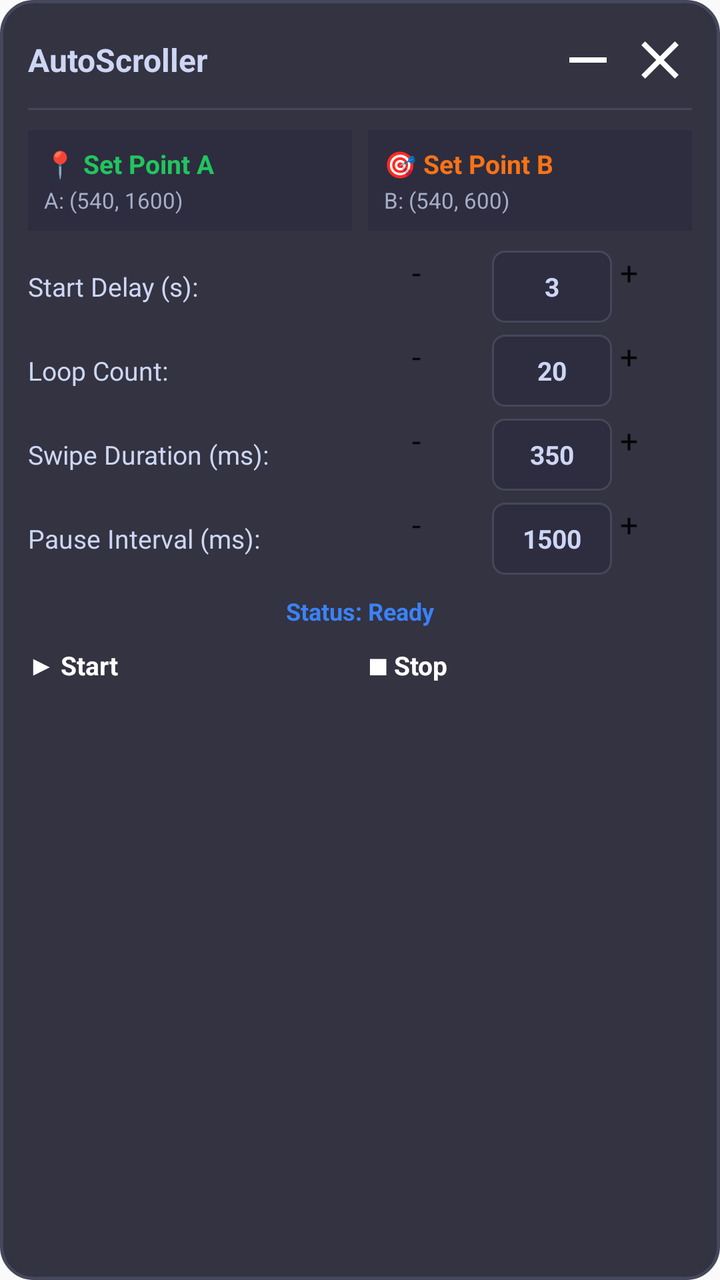
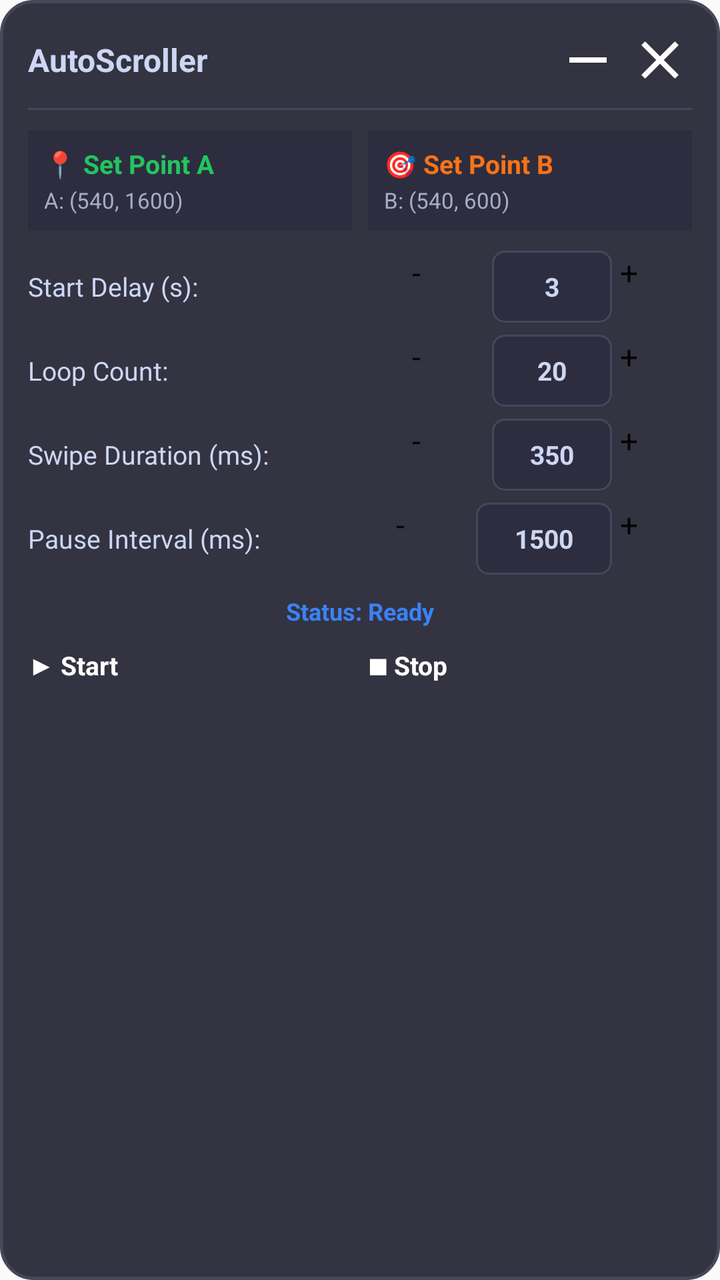

Screens rendered from an Android XML layout before and after an edit, with the pre-edit source and the edit as a unified diff.
<!-- AndroidManifest.xml: application theme Theme.AutoScroller -->
<!-- res/layout/overlay_panel_expanded.xml -->
<?xml version="1.0" encoding="utf-8"?>
<LinearLayout xmlns:android="http://schemas.android.com/apk/res/android"
    android:id="@+id/expanded_root"
    android:layout_width="320dp"
    android:layout_height="wrap_content"
    android:background="@drawable/bg_overlay_card"
    android:elevation="12dp"
    android:orientation="vertical"
    android:padding="14dp">

    
    <LinearLayout
        android:id="@+id/header_drag_bar"
        android:layout_width="match_parent"
        android:layout_height="wrap_content"
        android:gravity="center_vertical"
        android:orientation="horizontal"
        android:paddingBottom="8dp">

        <TextView
            android:layout_width="0dp"
            android:layout_height="wrap_content"
            android:layout_weight="1"
            android:text="AutoScroller"
            android:textColor="@color/text_primary"
            android:textSize="16sp"
            android:textStyle="bold" />

        <ImageButton
            android:id="@+id/btn_minimize"
            android:layout_width="32dp"
            android:layout_height="32dp"
            android:background="?android:attr/selectableItemBackgroundBorderless"
            android:contentDescription="@string/btn_minimize"
            android:src="@drawable/ic_minimize" />

        <ImageButton
            android:id="@+id/btn_close"
            android:layout_width="32dp"
            android:layout_height="32dp"
            android:layout_marginStart="4dp"
            android:background="?android:attr/selectableItemBackgroundBorderless"
            android:contentDescription="@string/btn_close"
            android:src="@drawable/ic_close" />
    </LinearLayout>

    <View
        android:layout_width="match_parent"
        android:layout_height="1dp"
        android:background="@color/overlay_border" />

    
    <LinearLayout
        android:layout_width="match_parent"
        android:layout_height="wrap_content"
        android:layout_marginTop="10dp"
        android:orientation="horizontal">

        <LinearLayout
            android:id="@+id/btn_toggle_pin_a"
            android:layout_width="0dp"
            android:layout_height="wrap_content"
            android:layout_marginEnd="4dp"
            android:layout_weight="1"
            android:background="@color/overlay_surface"
            android:clickable="true"
            android:focusable="true"
            android:orientation="vertical"
            android:padding="8dp">

            <TextView
                android:layout_width="wrap_content"
                android:layout_height="wrap_content"
                android:text="📍 Set Point A"
                android:textColor="@color/pin_a_color"
                android:textSize="13sp"
                android:textStyle="bold" />

            <TextView
                android:id="@+id/tv_coord_a"
                android:layout_width="wrap_content"
                android:layout_height="wrap_content"
                android:layout_marginTop="2dp"
                android:text="A: (540, 1600)"
                android:textColor="@color/text_secondary"
                android:textSize="11sp" />
        </LinearLayout>

        <LinearLayout
            android:id="@+id/btn_toggle_pin_b"
            android:layout_width="0dp"
            android:layout_height="wrap_content"
            android:layout_marginStart="4dp"
            android:layout_weight="1"
            android:background="@color/overlay_surface"
            android:clickable="true"
            android:focusable="true"
            android:orientation="vertical"
            android:padding="8dp">

            <TextView
                android:layout_width="wrap_content"
                android:layout_height="wrap_content"
                android:text="🎯 Set Point B"
                android:textColor="@color/pin_b_color"
                android:textSize="13sp"
                android:textStyle="bold" />

            <TextView
                android:id="@+id/tv_coord_b"
                android:layout_width="wrap_content"
                android:layout_height="wrap_content"
                android:layout_marginTop="2dp"
                android:text="B: (540, 600)"
                android:textColor="@color/text_secondary"
                android:textSize="11sp" />
        </LinearLayout>
    </LinearLayout>

    
    <LinearLayout
        android:layout_width="match_parent"
        android:layout_height="wrap_content"
        android:layout_marginTop="10dp"
        android:gravity="center_vertical"
        android:orientation="horizontal">

        <TextView
            android:layout_width="0dp"
            android:layout_height="wrap_content"
            android:layout_weight="1"
            android:text="Start Delay (s):"
            android:textColor="@color/text_primary"
            android:textSize="13sp" />

        <Button
            android:id="@+id/btn_delay_minus"
            android:layout_width="36dp"
            android:layout_height="36dp"
            android:padding="0dp"
            android:text="-"
            android:textSize="16sp" />

        <EditText
            android:id="@+id/et_delay_val"
            android:layout_width="60dp"
            android:layout_height="36dp"
            android:layout_marginStart="4dp"
            android:layout_marginEnd="4dp"
            android:background="@drawable/bg_input_field"
            android:gravity="center"
            android:inputType="number"
            android:imeOptions="actionDone"
            android:selectAllOnFocus="true"
            android:text="3"
            android:textColor="@color/text_primary"
            android:textSize="13sp"
            android:textStyle="bold"
            android:maxLength="3" />

        <Button
            android:id="@+id/btn_delay_plus"
            android:layout_width="36dp"
            android:layout_height="36dp"
            android:padding="0dp"
            android:text="+"
            android:textSize="16sp" />
    </LinearLayout>

    
    <LinearLayout
        android:layout_width="match_parent"
        android:layout_height="wrap_content"
        android:layout_marginTop="6dp"
        android:gravity="center_vertical"
        android:orientation="horizontal">

        <TextView
            android:layout_width="0dp"
            android:layout_height="wrap_content"
            android:layout_weight="1"
            android:text="Loop Count:"
            android:textColor="@color/text_primary"
            android:textSize="13sp" />

        <Button
            android:id="@+id/btn_loops_minus"
            android:layout_width="36dp"
            android:layout_height="36dp"
            android:padding="0dp"
            android:text="-"
            android:textSize="16sp" />

        <EditText
            android:id="@+id/et_loops_val"
            android:layout_width="60dp"
            android:layout_height="36dp"
            android:layout_marginStart="4dp"
            android:layout_marginEnd="4dp"
            android:background="@drawable/bg_input_field"
            android:gravity="center"
            android:inputType="number"
            android:imeOptions="actionDone"
            android:selectAllOnFocus="true"
            android:text="20"
            android:textColor="@color/text_primary"
            android:textSize="13sp"
            android:textStyle="bold"
            android:maxLength="4" />

        <Button
            android:id="@+id/btn_loops_plus"
            android:layout_width="36dp"
            android:layout_height="36dp"
            android:padding="0dp"
            android:text="+"
            android:textSize="16sp" />
    </LinearLayout>

    
    <LinearLayout
        android:layout_width="match_parent"
        android:layout_height="wrap_content"
        android:layout_marginTop="6dp"
        android:gravity="center_vertical"
        android:orientation="horizontal">

        <TextView
            android:layout_width="0dp"
            android:layout_height="wrap_content"
            android:layout_weight="1"
            android:text="Swipe Duration (ms):"
            android:textColor="@color/text_primary"
            android:textSize="13sp" />

        <Button
            android:id="@+id/btn_duration_minus"
            android:layout_width="36dp"
            android:layout_height="36dp"
            android:padding="0dp"
            android:text="-"
            android:textSize="16sp" />

        <EditText
            android:id="@+id/et_duration_val"
            android:layout_width="60dp"
            android:layout_height="36dp"
            android:layout_marginStart="4dp"
            android:layout_marginEnd="4dp"
            android:background="@drawable/bg_input_field"
            android:gravity="center"
            android:inputType="number"
            android:imeOptions="actionDone"
            android:selectAllOnFocus="true"
            android:text="350"
            android:textColor="@color/text_primary"
            android:textSize="13sp"
            android:textStyle="bold"
            android:maxLength="5" />

        <Button
            android:id="@+id/btn_duration_plus"
            android:layout_width="36dp"
            android:layout_height="36dp"
            android:padding="0dp"
            android:text="+"
            android:textSize="16sp" />
    </LinearLayout>

    
    <LinearLayout
        android:layout_width="match_parent"
        android:layout_height="wrap_content"
        android:layout_marginTop="6dp"
        android:gravity="center_vertical"
        android:orientation="horizontal">

        <TextView
            android:layout_width="0dp"
            android:layout_height="wrap_content"
            android:layout_weight="1"
            android:text="Pause Interval (ms):"
            android:textColor="@color/text_primary"
            android:textSize="13sp" />

        <Button
            android:id="@+id/btn_interval_minus"
            android:layout_width="36dp"
            android:layout_height="36dp"
            android:padding="0dp"
            android:text="-"
            android:textSize="16sp" />

        <EditText
            android:id="@+id/et_interval_val"
            android:layout_width="60dp"
            android:layout_height="36dp"
            android:layout_marginStart="4dp"
            android:layout_marginEnd="4dp"
            android:background="@drawable/bg_input_field"
            android:gravity="center"
            android:inputType="number"
            android:imeOptions="actionDone"
            android:selectAllOnFocus="true"
            android:text="1500"
            android:textColor="@color/text_primary"
            android:textSize="13sp"
            android:textStyle="bold"
            android:maxLength="5" />

        <Button
            android:id="@+id/btn_interval_plus"
            android:layout_width="36dp"
            android:layout_height="36dp"
            android:padding="0dp"
            android:text="+"
            android:textSize="16sp" />
    </LinearLayout>

    
    <TextView
        android:id="@+id/tv_status_message"
        android:layout_width="match_parent"
        android:layout_height="wrap_content"
        android:layout_marginTop="10dp"
        android:gravity="center"
        android:text="Status: Ready"
        android:textColor="@color/status_blue"
        android:textSize="12sp"
        android:textStyle="bold" />

    
    <LinearLayout
        android:layout_width="match_parent"
        android:layout_height="wrap_content"
        android:layout_marginTop="10dp"
        android:orientation="horizontal">

        <Button
            android:id="@+id/btn_start"
            android:layout_width="0dp"
            android:layout_height="42dp"
            android:layout_marginEnd="4dp"
            android:layout_weight="1"
            android:backgroundTint="@color/status_green"
            android:text="▶ Start"
            android:textColor="#FFFFFF"
            android:textSize="13sp"
            android:textStyle="bold" />

        <Button
            android:id="@+id/btn_stop"
            android:layout_width="0dp"
            android:layout_height="42dp"
            android:layout_marginStart="4dp"
            android:layout_weight="1"
            android:backgroundTint="@color/status_red"
            android:text="■ Stop"
            android:textColor="#FFFFFF"
            android:textSize="13sp"
            android:textStyle="bold" />
    </LinearLayout>
</LinearLayout>
<!-- resources referenced by this layout -->
<resources>
  <color name="overlay_border">#45475A</color>
  <color name="overlay_surface">#2D2D3F</color>
  <color name="pin_a_color">#22C55E</color>
  <color name="pin_b_color">#F97316</color>
  <color name="status_blue">#3B82F6</color>
  <color name="status_green">#10B981</color>
  <color name="status_red">#EF4444</color>
  <color name="text_primary">#CDD6F4</color>
  <color name="text_secondary">#A6ADC8</color>
  <!-- drawable bg_input_field (drawable) -->
  <?xml version="1.0" encoding="utf-8"?>
  <selector xmlns:android="http://schemas.android.com/apk/res/android">
      <item android:state_focused="true">
          <shape android:shape="rectangle">
              <solid android:color="@color/overlay_surface" />
              <corners android:radius="6dp" />
              <stroke android:width="1.5dp" android:color="@color/pin_a_color" />
          </shape>
      </item>
      <item>
          <shape android:shape="rectangle">
              <solid android:color="@color/overlay_surface" />
              <corners android:radius="6dp" />
              <stroke android:width="1dp" android:color="@color/overlay_border" />
          </shape>
      </item>
  </selector>
  <!-- drawable bg_overlay_card (drawable) -->
  <?xml version="1.0" encoding="utf-8"?>
  <shape xmlns:android="http://schemas.android.com/apk/res/android"
      android:shape="rectangle">
      <solid android:color="@color/overlay_background" />
      <corners android:radius="16dp" />
      <stroke
          android:width="1.5dp"
          android:color="@color/overlay_border" />
  </shape>
  <!-- drawable ic_close (drawable) -->
  <vector xmlns:android="http://schemas.android.com/apk/res/android"
      android:width="24dp"
      android:height="24dp"
      android:viewportWidth="24"
      android:viewportHeight="24">
    <path
        android:fillColor="#FFFFFFFF"
        android:pathData="M19,6.41L17.59,5 12,10.59 6.41,5 5,6.41 10.59,12 5,17.59 6.41,19 12,13.41 17.59,19 19,17.59 13.41,12z"/>
  </vector>
  <!-- drawable ic_minimize (drawable) -->
  <vector xmlns:android="http://schemas.android.com/apk/res/android"
      android:width="24dp"
      android:height="24dp"
      android:viewportWidth="24"
      android:viewportHeight="24">
    <path
        android:fillColor="#FFFFFFFF"
        android:pathData="M19,13H5v-2h14v2z"/>
  </vector>
  <string name="btn_close">Close</string>
  <string name="btn_minimize">Minimize</string>
  <style name="Theme.AutoScroller" parent="android:Theme.Material.Light.NoActionBar">
          <item name="android:statusBarColor">@android:color/transparent</item>
          <item name="android:navigationBarColor">@android:color/transparent</item>
      </style>
  <color name="overlay_background">#E61E1E2E</color>
</resources>

<!-- the commit's change to res/layout/overlay_panel_expanded.xml (unified diff, before → after) -->
@@ -293,10 +293,12 @@
 
         <EditText
             android:id="@+id/et_interval_val"
-            android:layout_width="60dp"
-            android:layout_height="36dp"
-            android:layout_marginStart="4dp"
-            android:layout_marginEnd="4dp"
+            android:layout_width="68dp"
+            android:layout_height="36dp"
+            android:layout_marginStart="4dp"
+            android:layout_marginEnd="4dp"
+            android:paddingStart="2dp"
+            android:paddingEnd="2dp"
             android:background="@drawable/bg_input_field"
             android:gravity="center"
             android:inputType="number"
@@ -306,7 +308,7 @@
             android:textColor="@color/text_primary"
             android:textSize="13sp"
             android:textStyle="bold"
-            android:maxLength="5" />
+            android:maxLength="8" />
 
         <Button
             android:id="@+id/btn_interval_plus"
